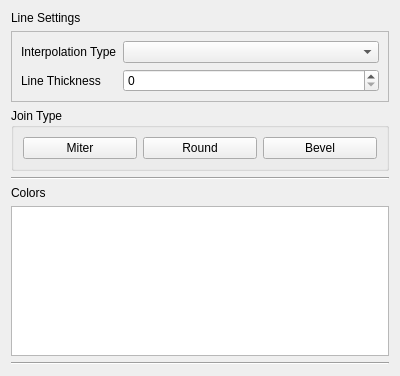
Qt form hexmap_qt/hexmap_widgets/spline_settings_widget.ui (mflagel/asdf_multiplat) before a commit.
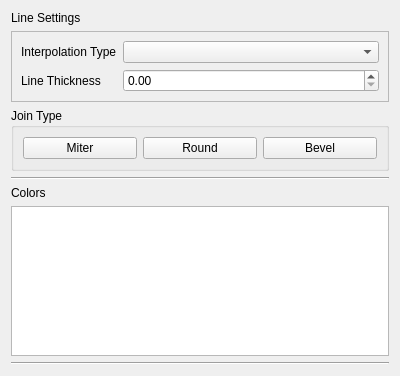
The same form after that commit.

Commit message: spline settings widgets implementation

Patch:
```diff
--- a/hexmap_qt/hexmap_widgets/spline_settings_widget.ui
+++ b/hexmap_qt/hexmap_widgets/spline_settings_widget.ui
@@ -40,9 +40,6 @@
       <item row="1" column="1">
        <widget class="QComboBox" name="InterpolationDropDown"/>
       </item>
-      <item row="2" column="1">
-       <widget class="QSpinBox" name="LineThicknessSpinner"/>
-      </item>
       <item row="2" column="0">
        <widget class="QLabel" name="lbl_linethickness">
         <property name="text">
@@ -50,6 +47,9 @@
         </property>
        </widget>
       </item>
+      <item row="2" column="1">
+       <widget class="QDoubleSpinBox" name="LineThicknessSpinner"/>
+      </item>
      </layout>
     </widget>
    </item>
```
The commit also changes 2 other files.
